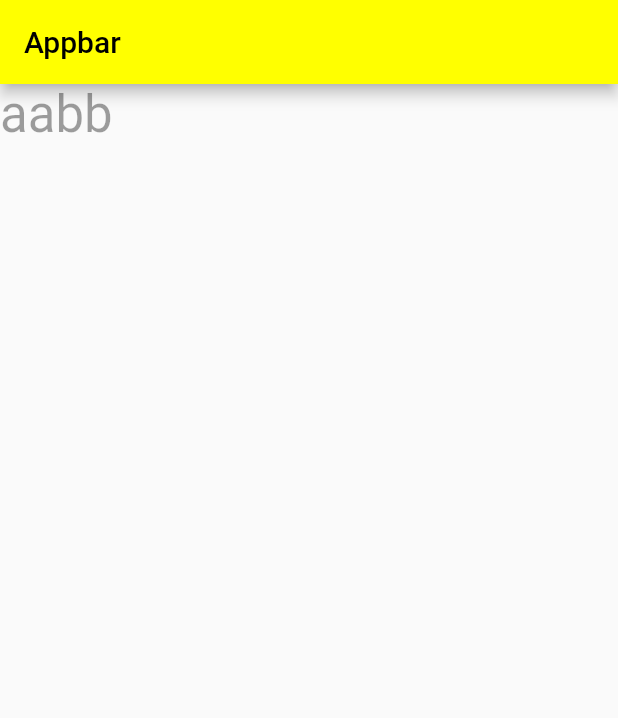
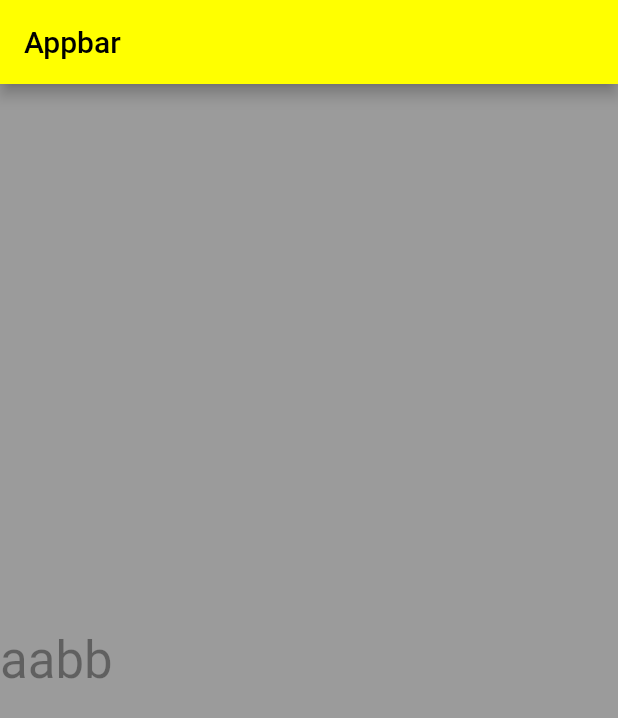
Before and after one commit to HowkMii/flearn, a Flutter app: the screen it shows after launch, on a phone screen of 412 x 824 dp. Shown: the top 718 px of the screen. Run offline on Flutter 3.47's test engine with Material 2 defaults, Android fonts, the phone set to English and light mode, and no system bars.

```diff
--- a/lib/main.dart
+++ b/lib/main.dart
@@ -39,6 +39,8 @@ class _MyHomePageState extends State<MyHomePage>{
           title: Text("Appbar", style: TextStyle(color: Colors.black),),
         ),
         body: Container(
+          color: Colors.black38,
+          height: double.infinity,
           child: Row(
             children: <Widget>[
               Text("aa",style: TextStyle(color: Colors.black38,fontSize: 34),),
```
